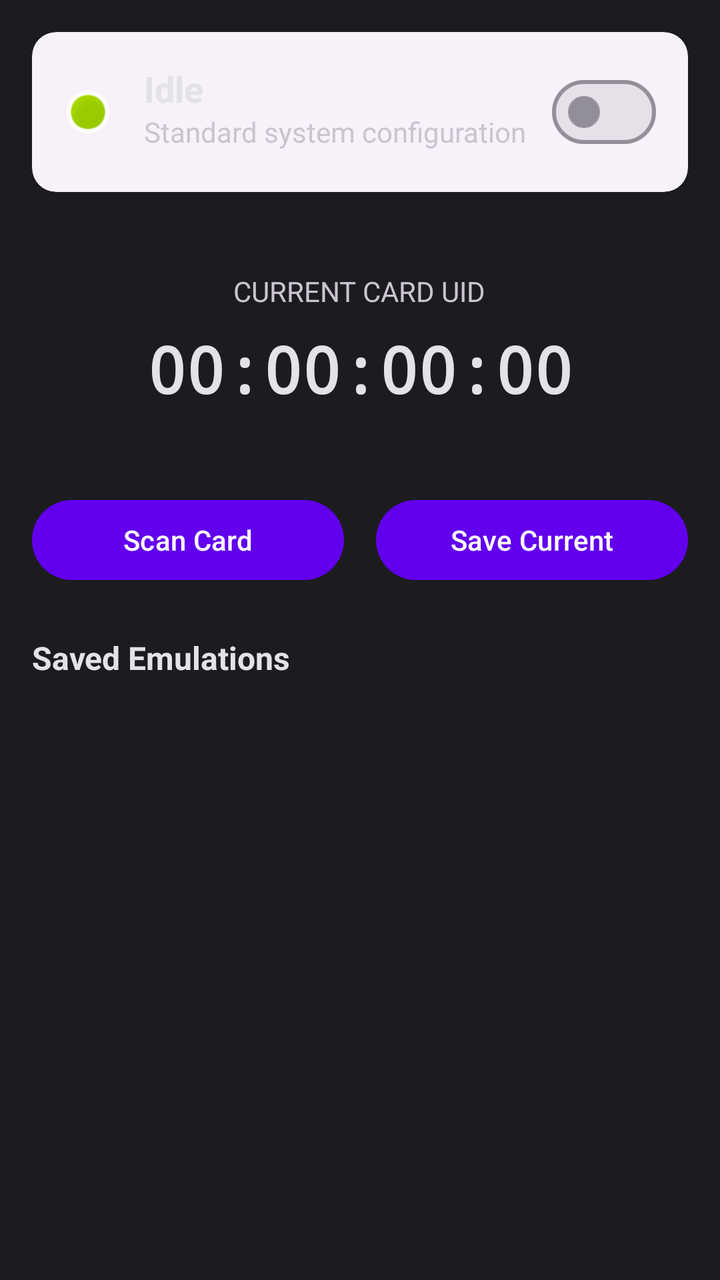
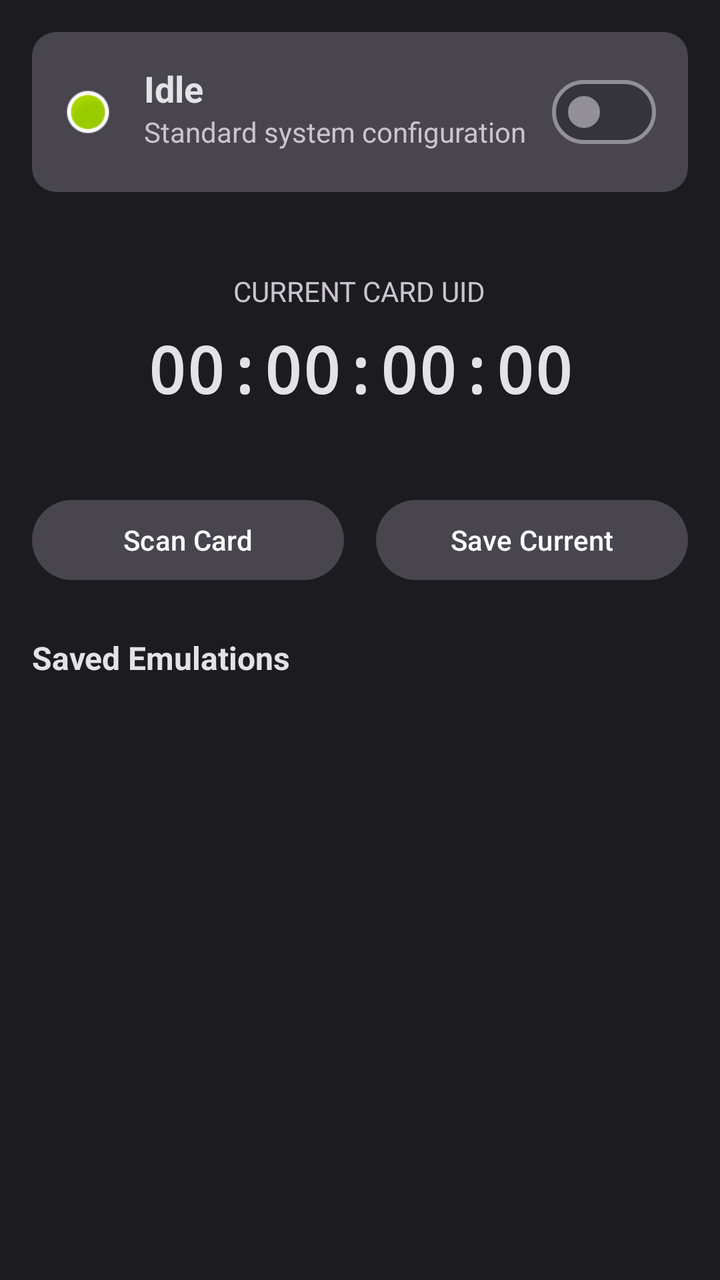

Before-and-after screenshots of an Android layout around one commit, followed by the original layout XML and the change that was made.
<!-- AndroidManifest.xml: application theme Theme.TensorCardEmulator -->
<!-- res/layout/activity_nfc_emulator.xml -->
<?xml version="1.0" encoding="utf-8"?>
<LinearLayout xmlns:android="http://schemas.android.com/apk/res/android"
    xmlns:app="http://schemas.android.com/apk/res-auto"
    xmlns:tools="http://schemas.android.com/tools"
    android:layout_width="match_parent"
    android:layout_height="match_parent"
    android:orientation="vertical"
    android:padding="16dp"
    android:background="?attr/colorSurface"
    tools:context=".MainActivity">

    <com.google.android.material.card.MaterialCardView
        android:layout_width="match_parent"
        android:layout_height="wrap_content"
        android:layout_marginBottom="16dp"
        style="?attr/materialCardViewFilledStyle"
        app:cardBackgroundColor="?attr/colorSurfaceContainerLow"
        app:cardCornerRadius="12dp"
        app:strokeWidth="0dp">

        <RelativeLayout
            android:layout_width="match_parent"
            android:layout_height="wrap_content"
            android:padding="16dp">

            <ImageView
                android:id="@+id/statusIcon"
                android:layout_width="24dp"
                android:layout_height="24dp"
                android:layout_centerVertical="true"
                android:src="@android:drawable/presence_online" />

            <LinearLayout
                android:layout_width="wrap_content"
                android:layout_height="wrap_content"
                android:layout_toEndOf="@id/statusIcon"
                android:layout_toStartOf="@+id/masterSwitch"
                android:layout_marginStart="16dp"
                android:orientation="vertical">

                <TextView
                    android:id="@+id/statusText"
                    android:layout_width="wrap_content"
                    android:layout_height="wrap_content"
                    android:text="Idle"
                    android:textSize="18sp"
                    android:textStyle="bold"
                    android:textColor="?attr/colorOnSurface" />

                <TextView
                    android:id="@+id/masterToggleSubtext"
                    android:layout_width="wrap_content"
                    android:layout_height="wrap_content"
                    android:text="Standard system configuration"
                    android:textSize="14sp"
                    android:textColor="?attr/colorOnSurfaceVariant" />
            </LinearLayout>

            <com.google.android.material.materialswitch.MaterialSwitch
                android:id="@+id/masterSwitch"
                android:layout_width="wrap_content"
                android:layout_height="wrap_content"
                android:layout_alignParentEnd="true"
                android:layout_centerVertical="true"
                app:showText="false" />
        </RelativeLayout>
    </com.google.android.material.card.MaterialCardView>

    <LinearLayout
        android:layout_width="match_parent"
        android:layout_height="wrap_content"
        android:orientation="vertical"
        android:gravity="center"
        android:padding="24dp"
        android:layout_marginBottom="16dp">

        <TextView
            android:layout_width="wrap_content"
            android:layout_height="wrap_content"
            android:text="Current Card UID"
            android:textSize="14sp"
            android:textAllCaps="true"
            android:textColor="?attr/colorOnSurfaceVariant" />

        <TextView
            android:id="@+id/serialTextView"
            android:layout_width="wrap_content"
            android:layout_height="wrap_content"
            android:text="00:00:00:00"
            android:textSize="32sp"
            android:textStyle="bold"
            android:fontFamily="monospace"
            android:layout_marginTop="8dp"
            android:textColor="?attr/colorOnSurface" />
    </LinearLayout>

    <LinearLayout
        android:layout_width="match_parent"
        android:layout_height="wrap_content"
        android:orientation="horizontal"
        android:weightSum="2"
        android:layout_marginBottom="24dp">

        <com.google.android.material.button.MaterialButton
            android:id="@+id/btnScan"
            android:layout_width="0dp"
            android:layout_height="wrap_content"
            android:layout_weight="1"
            android:layout_marginEnd="8dp"
            style="?attr/materialButtonStyle"
            android:text="Scan Card" />

        <com.google.android.material.button.MaterialButton
            android:id="@+id/btnSaveCard"
            android:layout_width="0dp"
            android:layout_height="wrap_content"
            android:layout_weight="1"
            android:layout_marginStart="8dp"
            style="?attr/materialButtonTonalStyle"
            android:text="Save Current" />
    </LinearLayout>

    <TextView
        android:layout_width="wrap_content"
        android:layout_height="wrap_content"
        android:text="Saved Emulations"
        android:textSize="16sp"
        android:textStyle="bold"
        android:layout_marginBottom="8dp"
        android:textColor="?attr/colorOnSurface" />

    <FrameLayout
        android:layout_width="match_parent"
        android:layout_height="0dp"
        android:layout_weight="1">

        <TextView
            android:id="@+id/emptyCardsText"
            android:layout_width="wrap_content"
            android:layout_height="wrap_content"
            android:layout_gravity="center"
            android:text="No cards saved yet"
            android:textSize="16sp"
            android:textColor="?attr/colorOnSurfaceVariant"
            android:visibility="gone" />

        <androidx.recyclerview.widget.RecyclerView
            android:id="@+id/savedCardsRecyclerView"
            android:layout_width="match_parent"
            android:layout_height="match_parent"
            tools:listitem="@layout/item_saved_card" />
    </FrameLayout>
</LinearLayout>
<!-- res/layout/item_saved_card.xml (included above) -->
<?xml version="1.0" encoding="utf-8"?>
<com.google.android.material.card.MaterialCardView
    xmlns:android="http://schemas.android.com/apk/res/android"
    xmlns:app="http://schemas.android.com/apk/res-auto"
    xmlns:tools="http://schemas.android.com/tools"
    android:layout_width="match_parent"
    android:layout_height="wrap_content"
    android:layout_marginBottom="8dp"
    style="?attr/materialCardViewFilledStyle"
    app:cardBackgroundColor="?attr/colorSurfaceContainerLow"
    app:cardCornerRadius="14dp"
    app:cardElevation="0dp"
    app:strokeColor="?attr/colorSurfaceVariant"
    app:strokeWidth="1dp">

    <LinearLayout
        android:layout_width="match_parent"
        android:layout_height="wrap_content"
        android:orientation="horizontal"
        android:gravity="center_vertical"
        android:padding="16dp">

        <LinearLayout
            android:layout_width="0dp"
            android:layout_height="wrap_content"
            android:layout_weight="1"
            android:orientation="vertical">

            <LinearLayout
                android:layout_width="wrap_content"
                android:layout_height="wrap_content"
                android:orientation="horizontal"
                android:gravity="center_vertical">

                <TextView
                    android:id="@+id/cardName"
                    android:layout_width="wrap_content"
                    android:layout_height="wrap_content"
                    android:textColor="?attr/colorOnSurface"
                    android:textSize="15sp"
                    android:fontFamily="sans-serif-medium" />

                <TextView
                    android:id="@+id/activeBadge"
                    android:layout_width="wrap_content"
                    android:layout_height="wrap_content"
                    android:layout_marginStart="8dp"
                    android:background="@drawable/bg_badge_active"
                    android:paddingStart="8dp"
                    android:paddingEnd="8dp"
                    android:paddingTop="2dp"
                    android:paddingBottom="2dp"
                    android:text="@string/ACTIVE"
                    android:textColor="?attr/colorOnTertiary"
                    android:textSize="11sp"
                    android:fontFamily="sans-serif-medium"
                    android:visibility="gone" />

            </LinearLayout>

            <TextView
                android:id="@+id/cardUid"
                android:layout_width="wrap_content"
                android:layout_height="wrap_content"
                android:layout_marginTop="3dp"
                android:fontFamily="monospace"
                android:textColor="?attr/colorOnSurfaceVariant"
                android:textSize="12sp" />

        </LinearLayout>

        <ImageView
            android:id="@+id/btnDelete"
            android:layout_width="36dp"
            android:layout_height="36dp"
            android:padding="6dp"
            android:layout_marginEnd="8dp"
            android:src="@android:drawable/ic_menu_delete"
            app:tint="?attr/colorOnSurfaceVariant"
            tools:ignore="ContentDescription" />

        <com.google.android.material.materialswitch.MaterialSwitch
            android:id="@+id/cardSwitch"
            android:layout_width="wrap_content"
            android:layout_height="wrap_content"
            android:checked="false" />

    </LinearLayout>

</com.google.android.material.card.MaterialCardView>
<!-- resources referenced by this layout -->
<resources>
  <!-- drawable bg_badge_active (drawable) -->
  <?xml version="1.0" encoding="utf-8"?>
  <shape xmlns:android="http://schemas.android.com/apk/res/android">
      <solid android:color="?attr/colorTertiaryContainer" />
      
      <corners android:radius="20dp" />
      
      <stroke 
          android:width="1dp" 
          android:color="?attr/colorOutline" />
  </shape>
  <string name="ACTIVE">Active</string>
  <style name="Theme.TensorCardEmulator" parent="Theme.Material3.DayNight.NoActionBar">
          <item name="colorPrimary">@color/md_theme_primary</item>
          <item name="colorOnPrimary">@color/md_theme_onPrimary</item>
          <item name="colorPrimaryContainer">@color/md_theme_primaryContainer</item>
          <item name="colorOnPrimaryContainer">@color/md_theme_onPrimaryContainer</item>
          
          <item name="colorSecondary">@color/md_theme_secondary</item>
          <item name="colorOnSecondary">@color/md_theme_onSecondary</item>
          <item name="colorSecondaryContainer">@color/md_theme_secondaryContainer</item>
          
          <item name="colorError">@color/md_theme_error</item>
          <item name="colorOnError">@color/md_theme_onError</item>
          <item name="colorErrorContainer">@color/md_theme_errorContainer</item>
          <item name="colorOnErrorContainer">@color/md_theme_onErrorContainer</item>
          
          <item name="android:windowBackground">@color/md_theme_background</item>
          <item name="colorSurface">@color/md_theme_surface</item>
          <item name="colorOnSurface">@color/md_theme_onSurface</item>
          
          <item name="colorSurfaceVariant">@color/md_theme_surfaceVariant</item>
          <item name="colorOnSurfaceVariant">@color/md_theme_onSurfaceVariant</item>
          <item name="colorOutline">@color/md_theme_outline</item>
          <item name="colorOutlineVariant">@color/md_theme_outlineVariant</item>
          
          <item name="android:windowLayoutInDisplayCutoutMode">shortEdges</item>
      </style>
  <color name="md_theme_primary">#FF6200EE</color>
  <color name="md_theme_onPrimary">#FFFFFFFF</color>
  <color name="md_theme_primaryContainer">#FFBB86FC</color>
  <color name="md_theme_onPrimaryContainer">#FF3700B3</color>
  <color name="md_theme_secondary">#FF018786</color>
  <color name="md_theme_onSecondary">#FFFFFFFF</color>
  <color name="md_theme_secondaryContainer">#FF03DAC5</color>
  <color name="md_theme_error">#FFB3261E</color>
  <color name="md_theme_onError">#FFFFFFFF</color>
  <color name="md_theme_errorContainer">#FFF9DEDC</color>
  <color name="md_theme_onErrorContainer">#FF410002</color>
  <color name="md_theme_background">#FF1C1B1F</color>
  <color name="md_theme_surface">#FF1C1B1F</color>
  <color name="md_theme_onSurface">#FFE3E2E6</color>
  <color name="md_theme_surfaceVariant">#FF49454F</color>
  <color name="md_theme_onSurfaceVariant">#FFCAC4D0</color>
  <color name="md_theme_outline">#FF938F99</color>
  <color name="md_theme_outlineVariant">#FF49454F</color>
</resources>

<!-- the commit's change to res/layout/activity_nfc_emulator.xml (unified diff, before → after) -->
@@ -7,6 +7,7 @@
     android:orientation="vertical"
     android:padding="16dp"
     android:background="?attr/colorSurface"
+    android:fitsSystemWindows="true"
     tools:context=".MainActivity">
 
     <com.google.android.material.card.MaterialCardView
@@ -14,7 +15,7 @@
         android:layout_height="wrap_content"
         android:layout_marginBottom="16dp"
         style="?attr/materialCardViewFilledStyle"
-        app:cardBackgroundColor="?attr/colorSurfaceContainerLow"
+        app:cardBackgroundColor="?attr/colorSurfaceVariant"
         app:cardCornerRadius="12dp"
         app:strokeWidth="0dp">
 
@@ -62,6 +63,9 @@
                 android:layout_height="wrap_content"
                 android:layout_alignParentEnd="true"
                 android:layout_centerVertical="true"
+                android:theme="@style/ThemeOverlay.Material3.Dark"
+                android:textOn=""
+                android:textOff=""
                 app:showText="false" />
         </RelativeLayout>
     </com.google.android.material.card.MaterialCardView>
@@ -108,6 +112,8 @@
             android:layout_weight="1"
             android:layout_marginEnd="8dp"
             style="?attr/materialButtonStyle"
+            app:backgroundTint="?attr/colorSurfaceVariant"
+            android:textColor="@color/white"
             android:text="Scan Card" />
 
         <com.google.android.material.button.MaterialButton
@@ -116,7 +122,9 @@
             android:layout_height="wrap_content"
             android:layout_weight="1"
             android:layout_marginStart="8dp"
-            style="?attr/materialButtonTonalStyle"
+            style="?attr/materialButtonStyle"
+            app:backgroundTint="?attr/colorSurfaceVariant"
+            android:textColor="@color/white"
             android:text="Save Current" />
     </LinearLayout>
 
@@ -153,7 +161,7 @@
 </LinearLayout>
 <!-- res/layout/item_saved_card.xml (included above) -->
 <?xml version="1.0" encoding="utf-8"?>
-<com.google.android.material.card.MaterialCardView
+    <com.google.android.material.card.MaterialCardView
     xmlns:android="http://schemas.android.com/apk/res/android"
     xmlns:app="http://schemas.android.com/apk/res-auto"
     xmlns:tools="http://schemas.android.com/tools"
@@ -161,10 +169,10 @@
     android:layout_height="wrap_content"
     android:layout_marginBottom="8dp"
     style="?attr/materialCardViewFilledStyle"
-    app:cardBackgroundColor="?attr/colorSurfaceContainerLow"
+    app:cardBackgroundColor="?attr/colorSurfaceVariant"
     app:cardCornerRadius="14dp"
     app:cardElevation="0dp"
-    app:strokeColor="?attr/colorSurfaceVariant"
+    app:strokeColor="?attr/colorOutlineVariant"
     app:strokeWidth="1dp">
 
     <LinearLayout
@@ -237,7 +245,11 @@
             android:id="@+id/cardSwitch"
             android:layout_width="wrap_content"
             android:layout_height="wrap_content"
-            android:checked="false" />
+            android:checked="false"
+            android:theme="@style/ThemeOverlay.Material3.Dark"
+            android:textOn=""
+            android:textOff=""
+            app:showText="false" />
 
     </LinearLayout>
 
<!-- resource entries referenced after the edit -->
@@ -1,5 +1,6 @@
 <!-- resources referenced by this layout -->
 <resources>
+  <color name="white">#FFFFFFFF</color>
   <!-- drawable bg_badge_active (drawable) -->
   <?xml version="1.0" encoding="utf-8"?>
   <shape xmlns:android="http://schemas.android.com/apk/res/android">
@@ -35,7 +36,11 @@
           <item name="colorOnSurfaceVariant">@color/md_theme_onSurfaceVariant</item>
           <item name="colorOutline">@color/md_theme_outline</item>
           <item name="colorOutlineVariant">@color/md_theme_outlineVariant</item>
-          
+  
+          <item name="colorTertiary">@color/md_theme_secondary</item>
+          <item name="colorOnTertiary">@color/md_theme_onSecondary</item>
+          <item name="colorTertiaryContainer">@color/md_theme_secondaryContainer</item>
+  
           <item name="android:windowLayoutInDisplayCutoutMode">shortEdges</item>
       </style>
   <color name="md_theme_primary">#FF6200EE</color>
